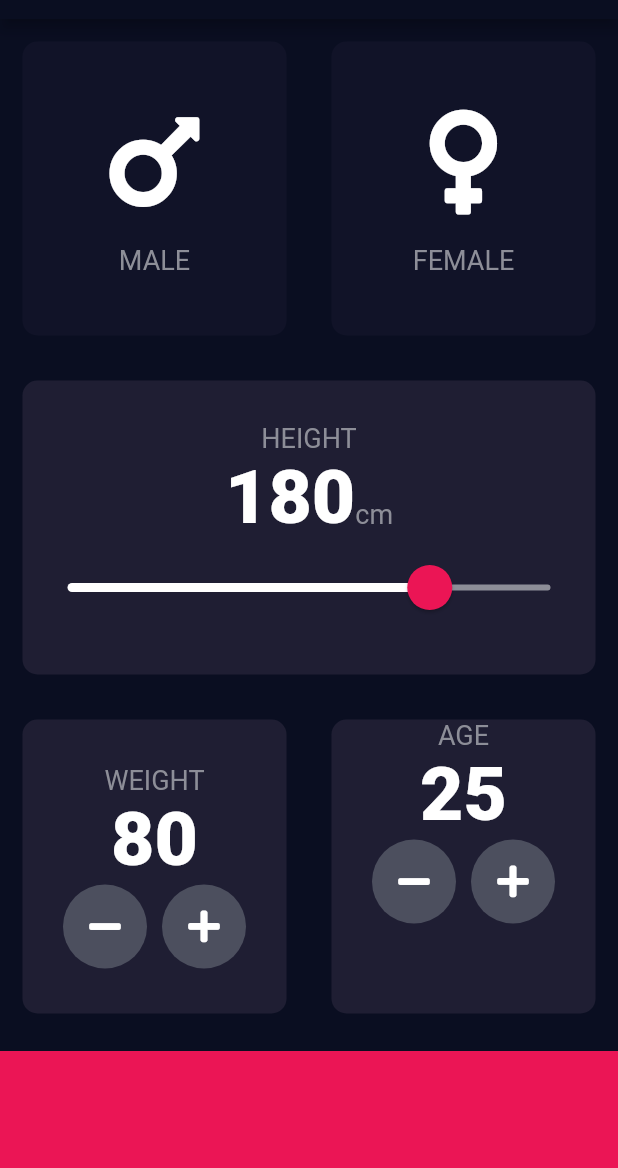
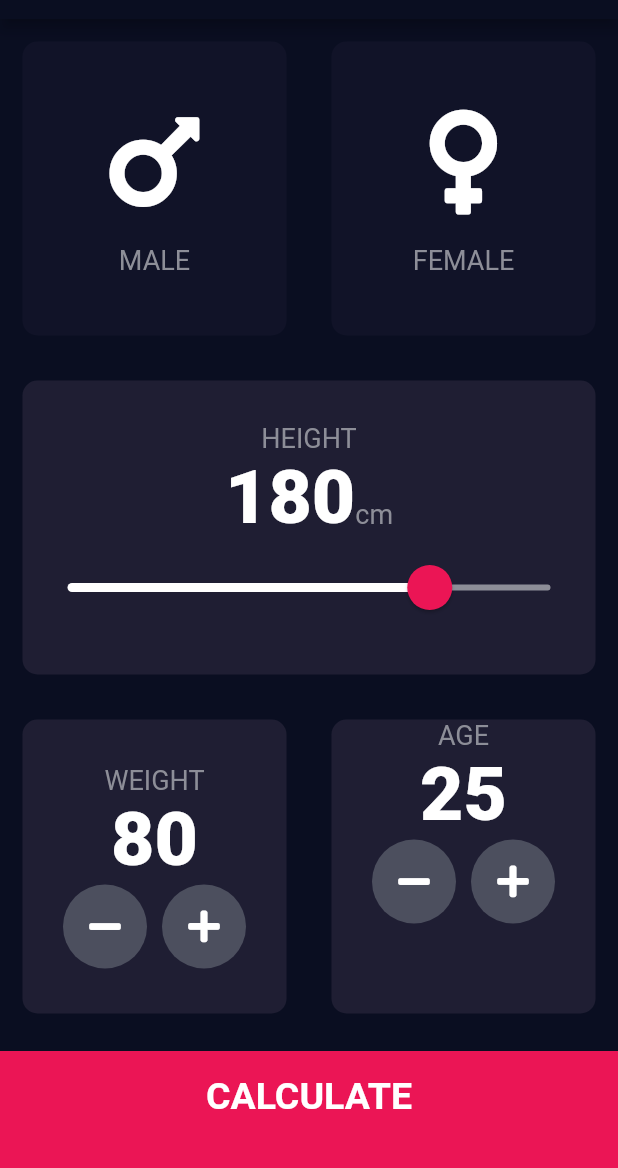
Before and after one commit to bselhorst/bmi_calculator, a Flutter app: the screen it shows after launch, on a phone screen of 412 x 824 dp, the part 65-1233 px from its top. Run offline on Flutter 3.47's test engine with Material 2 defaults, Android fonts, the phone set to English and light mode, and no system bars; our stand-ins replace font_awesome_flutter.

Commit message:
atualização
atualização

```diff
--- /dev/null
+++ b/lib/components/bottom_button.dart
@@ -0,0 +1,30 @@
+import 'package:flutter/material.dart';
+
+import '../constants.dart';
+
+class BottomButton extends StatelessWidget {
+  BottomButton({@required this.onTap, @required this.buttonTitle});
+
+  final Function onTap;
+  final String buttonTitle;
+
+  @override
+  Widget build(BuildContext context) {
+    return GestureDetector(
+      onTap: onTap,
+      child: Container(
+        child: Center(
+          child: Text(
+            buttonTitle,
+            style: kLargeButtonTextStyle,
+          ),
+        ),
+        color: kBottomContainerColour,
+        margin: EdgeInsets.only(top: 10.0),
+        padding: EdgeInsets.only(bottom: 20),
+        width: double.infinity,
+        height: kBottomContainerHeight,
+      ),
+    );
+  }
+}
--- /dev/null
+++ b/lib/components/round_icon_button.dart
@@ -0,0 +1,22 @@
+import 'package:flutter/material.dart';
+
+class RoundIconButton extends StatelessWidget {
+  RoundIconButton({@required this.icon, @required this.onPressed});
+  final IconData icon;
+  final Function onPressed;
+
+  @override
+  Widget build(BuildContext context) {
+    return RawMaterialButton(
+      onPressed: onPressed,
+      child: Icon(icon),
+      elevation: 0.0,
+      constraints: BoxConstraints.tightFor(
+        width: 56.0,
+        height: 56.0,
+      ),
+      shape: CircleBorder(),
+      fillColor: Color(0xFF4C4F5E),
+    );
+  }
+}
--- a/lib/main.dart
+++ b/lib/main.dart
@@ -1,5 +1,5 @@
 import 'package:flutter/material.dart';
-import 'input_page.dart';
+import 'screens/input_page.dart';
 
 void main() {
   runApp(BMICalculator());
--- a/lib/input_page.dart
+++ b/lib/screens/input_page.dart
@@ -1,9 +1,13 @@
-import 'package:bmi_calculator/reusable_card.dart';
+import 'package:bmi_calculator/components/bottom_button.dart';
+import 'package:bmi_calculator/components/icon_content.dart';
+import 'package:bmi_calculator/screens/results_page.dart';
+import 'package:bmi_calculator/components/reusable_card.dart';
+import 'package:bmi_calculator/components/round_icon_button.dart';
 import 'package:flutter/material.dart';
 import 'package:font_awesome_flutter/font_awesome_flutter.dart';
+import 'package:bmi_calculator/calculator_brain.dart';
 
-import 'constants.dart';
-import 'icon_content.dart';
+import '../constants.dart';
 
 enum Gender {
   male,
@@ -217,35 +221,26 @@ class _InputPageState extends State<InputPage> {
               ],
             ),
           ),
-          Container(
-            color: kBottomContainerColour,
-            margin: EdgeInsets.only(top: 10.0),
-            width: double.infinity,
-            height: kBottomContainerHeight,
+          BottomButton(
+            buttonTitle: 'CALCULATE',
+            onTap: () {
+              CalculatorBrain calc =
+                  CalculatorBrain(height: height, weight: weight);
+
+              Navigator.push(
+                context,
+                MaterialPageRoute(
+                  builder: (context) => ResultsPage(
+                    bmiResult: calc.calculateBMI(),
+                    resultText: calc.getResult(),
+                    interpretation: calc.getInterpretation(),
+                  ),
+                ),
+              );
+            },
           ),
         ],
       ),
     );
   }
 }
-
-class RoundIconButton extends StatelessWidget {
-  RoundIconButton({@required this.icon, @required this.onPressed});
-  final IconData icon;
-  final Function onPressed;
-
-  @override
-  Widget build(BuildContext context) {
-    return RawMaterialButton(
-      onPressed: onPressed,
-      child: Icon(icon),
-      elevation: 0.0,
-      constraints: BoxConstraints.tightFor(
-        width: 56.0,
-        height: 56.0,
-      ),
-      shape: CircleBorder(),
-      fillColor: Color(0xFF4C4F5E),
-    );
-  }
-}
```
Also changed, not shown: lib/calculator_brain.dart (added, +34 -0 lines), lib/constants.dart (+25 -0 lines), lib/screens/results_page.dart (added, +75 -0 lines), lib/components/icon_content.dart (renamed from lib/icon_content.dart), lib/components/reusable_card.dart (renamed from lib/reusable_card.dart).
